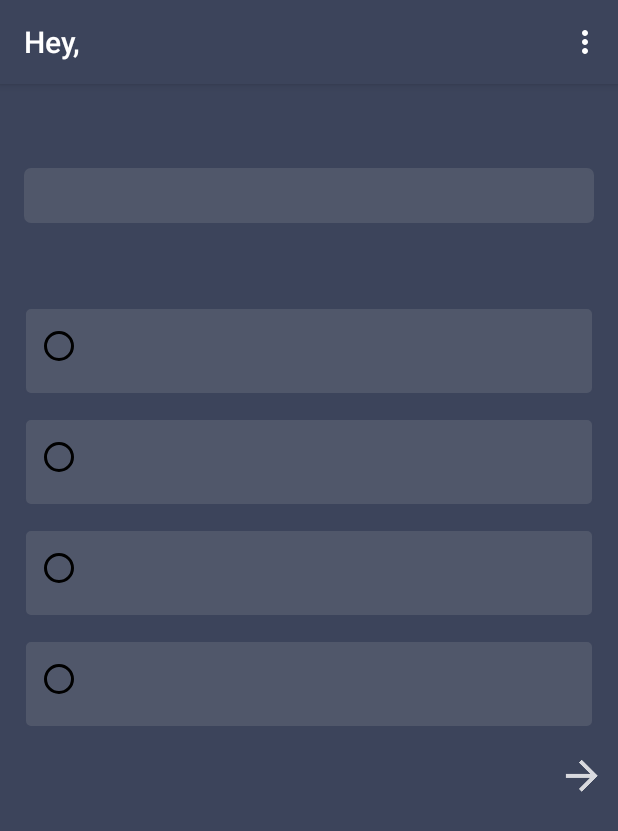
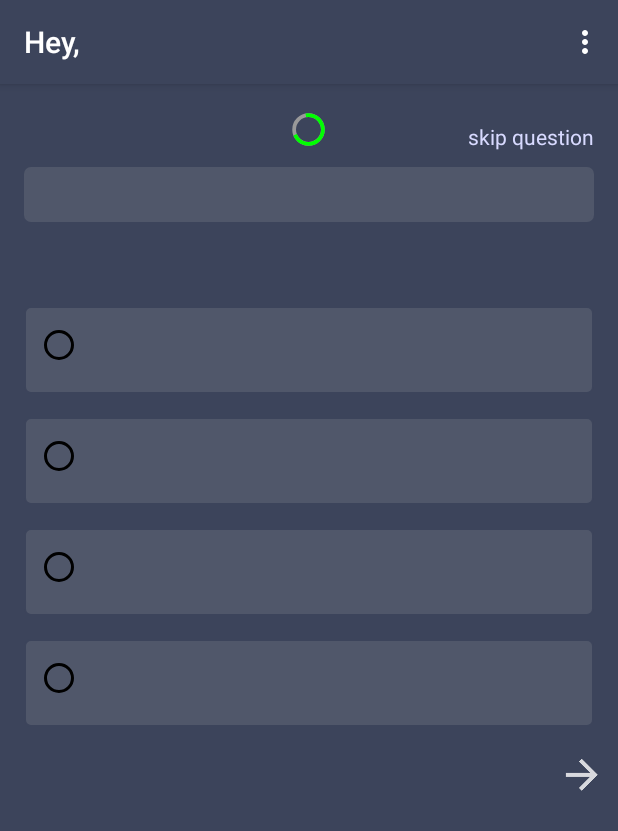
Before and after one commit to vinay089/Udacity_Quiz, an Android app: the MainQuestionActivity screen opened directly, with no data from a screen before it, on a phone screen of 412 x 824 dp. Shown: the top 831 px of the screen. Run offline under Robolectric (Android 15) with nearby library versions, the phone set to English and light mode, and no system bars; our stand-ins replace ButterKnife; 6 statements that could not run were skipped.

Commit message:
applying timer watch

```diff
--- a/app/build.gradle
+++ b/app/build.gradle
@@ -19,7 +19,7 @@ android {
 }
 
 dependencies {
-    implementation fileTree(dir: 'libs', include: ['*.jar'])
+    implementation fileTree(include: ['*.jar'], dir: 'libs')
     implementation 'com.android.support:appcompat-v7:26.1.0'
     implementation 'com.android.support.constraint:constraint-layout:1.0.2'
     testImplementation 'junit:junit:4.12'
@@ -29,7 +29,6 @@ dependencies {
     compile 'com.google.dagger:dagger:2.10' //dagger library
     annotationProcessor 'com.google.dagger:dagger-compiler:2.10'
     compile 'com.plattysoft.leonids:LeonidsLib:1.3.2' // particle explsion library
-
     androidTestImplementation 'com.android.support.test:runner:1.0.1'
     androidTestImplementation 'com.android.support.test.espresso:espresso-core:3.0.1'
 }
--- a/app/src/main/java/quiz/com/quiz_basicsch/Adapter/History_Adapter.java
+++ b/app/src/main/java/quiz/com/quiz_basicsch/Adapter/History_Adapter.java
@@ -63,6 +63,7 @@ public class History_Adapter extends BaseAdapter {
         holder.tv_question.setText(question_model.getQuestion());
         holder.tv_useranswer.setText(question_model.getUser_answer());
         holder.tv_correcctanswer.setText(question_model.getAnswer());
+        holder.tv_timer_duration.setText(""+question_model.getTimeTaken()+ " sec.");
 
         if(question_model.getUser_answer().trim().equalsIgnoreCase(question_model.getAnswer().trim()))
             holder.iv_user_choice.setImageResource(R.drawable.checked);
@@ -73,13 +74,15 @@ public class History_Adapter extends BaseAdapter {
     }
 
     class Holder{
-        TextView tv_question, tv_useranswer, tv_correcctanswer;
+        TextView tv_question, tv_useranswer, tv_correcctanswer, tv_timer_duration;
         ImageView iv_user_choice;
 
         public Holder(View view){
             tv_question = view.findViewById(R.id.tv_user_uestion);
             tv_useranswer = view.findViewById(R.id.tv_user_answer);
             tv_correcctanswer = view.findViewById(R.id.tv_correcct_answer);
+            tv_timer_duration = view.findViewById(R.id.tv_time_taken_by_user);
+
             iv_user_choice = view.findViewById(R.id.iv_user_choice_image);
 
         }
--- /dev/null
+++ b/app/src/main/java/quiz/com/quiz_basicsch/Interfaces/Time_Complete_Listener.java
@@ -0,0 +1,12 @@
+package quiz.com.quiz_basicsch.Interfaces;
+
+/**
+ * Created by swordpc07 on 3/28/2018.
+ */
+
+public interface Time_Complete_Listener {
+
+    void timeComplete();
+
+    void  onError();
+}
--- a/app/src/main/java/quiz/com/quiz_basicsch/MainQuestionActivity.java
+++ b/app/src/main/java/quiz/com/quiz_basicsch/MainQuestionActivity.java
@@ -4,6 +4,7 @@ import android.content.Context;
 import android.content.Intent;
 import android.content.SharedPreferences;
 import android.os.Bundle;
+import android.os.CountDownTimer;
 import android.support.v7.app.AppCompatActivity;
 import android.util.Log;
 import android.view.Menu;
@@ -11,6 +12,7 @@ import android.view.MenuItem;
 import android.view.View;
 import android.widget.AdapterView;
 import android.widget.ListView;
+import android.widget.ProgressBar;
 import android.widget.TextView;
 import android.widget.Toast;
 
@@ -19,12 +21,14 @@ import java.util.List;
 import java.util.Random;
 
 import butterknife.BindView;
+import butterknife.BindViews;
 import butterknife.ButterKnife;
 import butterknife.OnClick;
 import butterknife.OnItemLongClick;
 import butterknife.Unbinder;
 import quiz.com.quiz_basicsch.Adapter.Option_Adapter;
 import quiz.com.quiz_basicsch.Custom_Class.Maintain_ArrayList;
+import quiz.com.quiz_basicsch.Interfaces.Time_Complete_Listener;
 import quiz.com.quiz_basicsch.Model.Option_Model;
 import quiz.com.quiz_basicsch.Model.Question_Model;
 
@@ -33,8 +37,11 @@ public class MainQuestionActivity extends AppCompatActivity {
     @BindView(R.id.listview)
     ListView Option_Lv;
 
-    @BindView(R.id.tv_question)
-    TextView question_tv;
+    @BindViews({R.id.tv_question, R.id.tv_skip_question})
+    List<TextView> question_tv;
+
+    @BindView(R.id.tv_timer_question)
+    ProgressBar progressBarCircular;
 
     Unbinder unbinder;
 
@@ -42,7 +49,8 @@ public class MainQuestionActivity extends AppCompatActivity {
     ArrayList<Question_Model> allQuestionList;
 
     static ArrayList<Integer> user_question_id = new ArrayList<>();
-    static ArrayList<Integer> user_answers = new ArrayList<>();
+    CountDownTimer countDownTimer;
+    long timeDuraton;
 
     @Override
     protected void onCreate(Bundle savedInstanceState) {
@@ -75,37 +83,54 @@ public class MainQuestionActivity extends AppCompatActivity {
 
         return false;
     }
-    /*@OnItemClick(R.id.listview)
-    void onItemClick(int position) {
-        Toast.makeText(this, "You clicked: " *//*+ adapter.getItem(position)*//*, Toast.LENGTH_SHORT).show();
-    }
-
-
-    @OnItemClick(R.id.listview)
-    void onItemClicked(int i) {
-
-        Toast.makeText(this, "on item click", Toast.LENGTH_SHORT).show();
-        istView.setItemChecked(i, true);
-      ///  listView.setBackgroundResource(R.drawable.clicked_item_background);
-        customAdapter.notifyDataSetChanged();
-
-    }*/
 
     @OnClick(R.id.tv_next_question)
-    void onClick(View view){
+    void onClick(){
 
-
-
+        long duration = 30 - timeDuraton;
+        countDownTimer.cancel();
+        progressBarCircular.setProgress(0);
         int pos = Option_Model.getInstance().getSelectedPosition();
 
         if(pos == -1){
             Toast.makeText(MainQuestionActivity.this, "Select an Option.", Toast.LENGTH_LONG).show();
             return;
         }
-        user_answers.add(pos);
+
+        int ques = user_question_id.get(user_question_id.size() - 1);
+
+        Question_Model question_model = allQuestionList.get(ques);
+
+        String answer = "";
+        switch (pos){
+            case 0:
+                answer = question_model.getOption1();
+                break;
+
+            case 1:
+                answer = question_model.getOption2();
+                break;
+
+            case 2:
+                answer = question_model.getOption3();
+                break;
+
+            case 3:
+                answer = question_model.getOption4();
+                break;
+
+        }
+        question_model.setUser_answer(answer);
+        question_model.setTimeTaken((int) duration);
+        Log.d("time_quest"+ques, ""+duration);
+        allQuestionList.set(pos, question_model);
+
+//        user_answers.add(pos);
         Option_Model.getInstance().setSelectedPosition(-1);
 
         if(user_question_id.size() == 5){
+
+            Maintain_ArrayList.allQuestions_ArrayList = allQuestionList;
 
             Intent intent = new Intent(this, After_Complete_test.class);
             intent.addFlags(Intent.FLAG_ACTIVITY_CLEAR_TASK | Intent.FLAG_ACTIVITY_NEW_TASK);
@@ -148,15 +173,50 @@ public class MainQuestionActivity extends AppCompatActivity {
                 runOnUiThread(new Runnable() {
                     @Override
                     public void run() {
-                        question_tv.setText(Question);
+
+                        question_tv.get(0).setText(Question);
                         customAdapter = new Option_Adapter(MainQuestionActivity.this,
                                 list);
                         Option_Lv.setAdapter(customAdapter);
+
+                        countDownTimer = new CountDownTimer(30*1000, 1000) {
+
+                            public void onTick(long millisUntilFinished) {
+
+                                /*timeDuraton = (millisUntilFinished)/1000;
+                                long sec = timeDuraton %60;
+                                question_tv.get(1).setText(String.format("%02d", sec));*/
+
+                                timeDuraton = (millisUntilFinished)/1000;
+                                long seconds = timeDuraton %60;
+                                int barVal= (100) - ((int)(seconds/60*100)+(int)(seconds%60));
+
+                                progressBarCircular.setProgress((int) (barVal));
+
+                            }
+
+                            public void onFinish() {
+                                /*Option_Lv.setEnabled(false);
+                                question_tv.get(1).setText("Time Out!");
+                                time_complete_listener.timeComplete();*/
+                                time_complete_listener.timeComplete();
+
+                            }
+
+                        };
+
+                        countDownTimer.start();
                     }
                 });
 
             }
         }.start();
+    }
+
+    @OnClick(R.id.tv_skip_question)
+    void onSkipClick(View v){
+
+        skipQuestionOnTomeCompleteOtButton();
     }
 
     private static int showRandomInteger(int aStart, int aEnd, Random aRandom){
@@ -196,7 +256,7 @@ public class MainQuestionActivity extends AppCompatActivity {
 
             case R.id.action_restart :
 
-                user_answers.clear();
+//                user_answers.clear();
                 user_question_id.clear();
 
                 Maintain_ArrayList.allQuestions_ArrayList.clear();
@@ -204,17 +264,34 @@ public class MainQuestionActivity extends AppCompatActivity {
                 finish();
                 break;
 
-            /*case R.id.action_right_answer:
-
-                Intent intent = new Intent(this, Show_answers.class);
-                intent.putExtra("clicked" , "1");
-                startActivity(intent);
-
-                break;
-*/
         }
         return true;
     }
 
+    Time_Complete_Listener time_complete_listener = new Time_Complete_Listener() {
+        @Override
+        public void timeComplete() {
+//            loadQuestionToShow();
+            skipQuestionOnTomeCompleteOtButton();
+        }
 
+        @Override
+        public void onError() {
+
+        }
+    };
+
+    private void skipQuestionOnTomeCompleteOtButton(){
+
+        countDownTimer.cancel();
+        int ques = user_question_id.get(user_question_id.size() - 1);
+
+        Question_Model question_model = allQuestionList.get(ques);
+        question_model.setUser_answer("n u l l");
+        question_model.setTimeTaken(-1);
+
+        allQuestionList.set(ques, question_model);
+
+        loadQuestionToShow();
+    }
 }
--- /dev/null
+++ b/app/src/main/res/drawable/circular.xml
@@ -0,0 +1,48 @@
+<?xml version="1.0" encoding="utf-8"?>
+<layer-list xmlns:android="http://schemas.android.com/apk/res/android">
+    <item android:id="@android:id/secondaryProgress">
+        <shape
+            android:innerRadiusRatio="6"
+            android:shape="ring"
+            android:thicknessRatio="20.0"
+            android:useLevel="true">
+
+
+            <gradient
+                android:centerColor="#999999"
+                android:endColor="#999999"
+                android:startColor="#999999"
+                android:type="sweep" />
+        </shape>
+    </item>
+
+    <item android:id="@android:id/progress">
+        <rotate
+            android:fromDegrees="0"
+            android:pivotX="50%"
+            android:pivotY="50%"
+            android:toDegrees="360">
+
+            <shape
+                android:innerRadiusRatio="6"
+                android:shape="ring"
+                android:thicknessRatio="20.0"
+                android:useLevel="true">
+
+
+                <rotate
+                    android:fromDegrees="0"
+                    android:pivotX="50%"
+                    android:pivotY="50%"
+                    android:toDegrees="360" />
+
+                <gradient
+                    android:centerColor="#00FF00"
+                    android:endColor="#00FF00"
+                    android:startColor="#00FF00"
+                    android:type="sweep" />
+
+            </shape>
+        </rotate>
+    </item>
+</layer-list>
--- a/app/src/main/res/layout/activity_main_question.xml
+++ b/app/src/main/res/layout/activity_main_question.xml
@@ -15,7 +15,6 @@
         android:layout_marginBottom="8dp"
         android:layout_marginEnd="16dp"
         android:layout_marginStart="16dp"
-        android:layout_marginTop="56dp"
         android:background="@drawable/roundedcorner_question"
         android:backgroundTint="#50576A"
         android:gravity="center"
@@ -25,12 +24,7 @@
         android:textAppearance="@style/Base.TextAppearance.AppCompat.Medium"
         android:text="@string/question"
         android:fontFamily="sans-serif-smallcaps"
-        app:layout_constraintBottom_toBottomOf="parent"
-        app:layout_constraintEnd_toEndOf="parent"
-        app:layout_constraintHorizontal_bias="0.49"
-        app:layout_constraintStart_toStartOf="parent"
-        app:layout_constraintTop_toTopOf="parent"
-        app:layout_constraintVertical_bias="0.17000002" />
+        android:layout_below="@+id/tv_timer_question"/>
 
     <ListView
         android:id="@+id/listview"
@@ -65,4 +59,45 @@
         android:layout_alignParentRight="true"
         android:layout_centerVertical="true"/>
 
+   <!-- <TextView
+        android:layout_width="wrap_content"
+        android:layout_height="wrap_content"
+        android:layout_alignParentTop="true"
+        android:gravity="center"
+        android:layout_centerHorizontal="true"
+        android:text="vinya"
+        android:textColor="@color/basic_white"
+        android:layout_marginTop="25dp"
+        android:id="@+id/tv_timer_question"
+        android:layout_marginBottom="15dp"
+        android:layout_marginLeft="16dp"/>-->
+
+    <ProgressBar
+        style="?android:attr/progressBarStyleHorizontal"
+        android:layout_width="50dp"
+        android:layout_height="50dp"
+        android:indeterminate="false"
+        android:max="100"
+        android:progress="0"
+        android:progressDrawable="@drawable/circular"
+        android:secondaryProgress="100"
+        android:layout_centerHorizontal="true"
+        android:text="vinay"
+        android:textColor="@color/basic_white"
+        android:layout_marginTop="5dp"
+        android:id="@+id/tv_timer_question"/>
+
+
+    <TextView
+        android:layout_width="wrap_content"
+        android:layout_height="wrap_content"
+        android:layout_alignParentTop="true"
+        android:layout_alignParentRight="true"
+        android:text="skip question"
+        android:textColor="@color/basic_white"
+        android:layout_marginTop="25dp"
+        android:textAppearance="@style/Base.TextAppearance.AppCompat.Small"
+        android:layout_marginRight="16dp"
+        android:id="@+id/tv_skip_question"/>
+
 </RelativeLayout>
--- a/build.gradle
+++ b/build.gradle
@@ -3,6 +3,7 @@
 buildscript {
 
     repositories {
+        maven { url "https://jitpack.io" }
         google()
         jcenter()
     }
```
Also changed, not shown: app/src/main/java/quiz/com/quiz_basicsch/After_Complete_test.java (+15 -7 lines), app/src/main/java/quiz/com/quiz_basicsch/History_Activity.java (+3 -29 lines), app/src/main/java/quiz/com/quiz_basicsch/Model/Question_Model.java (+9 -0 lines), app/src/main/java/quiz/com/quiz_basicsch/Rocket.java (deleted, +0 -390 lines), app/src/main/res/layout/history_layout.xml (+13 -2 lines).
